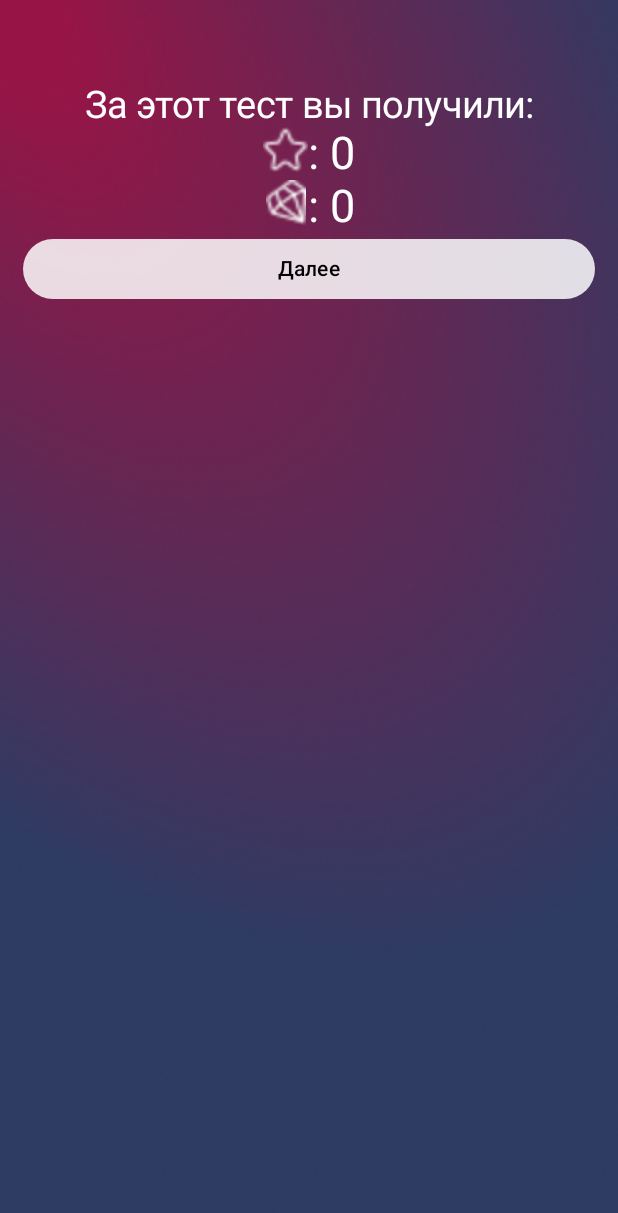
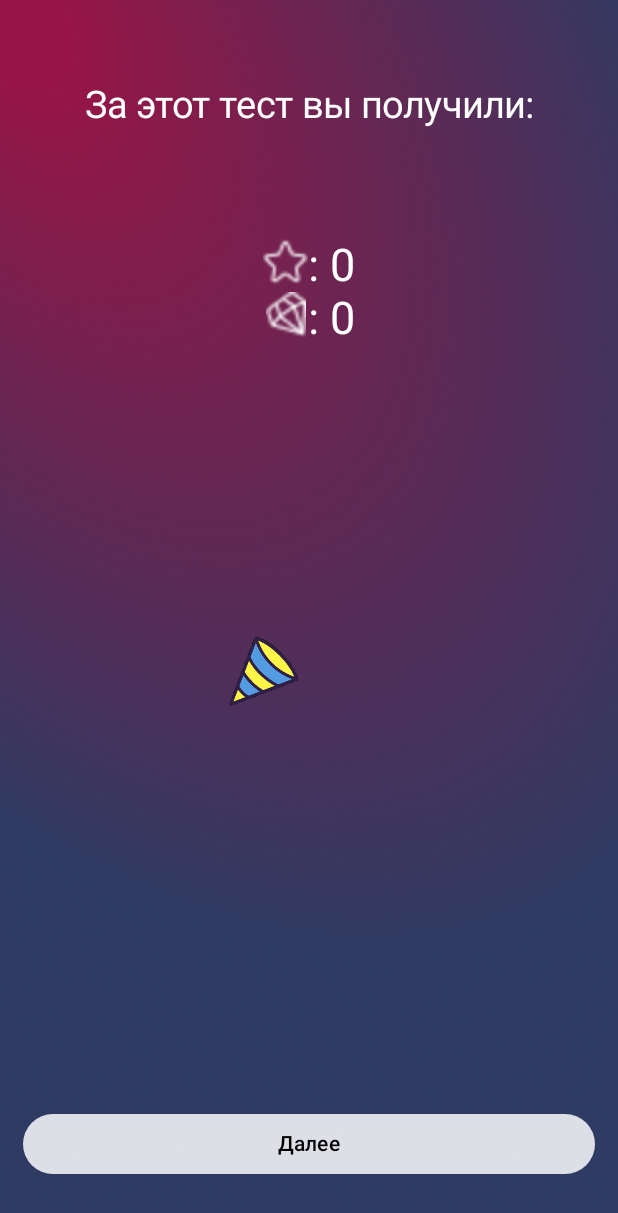
Before and after one commit to b0r1ngx/OnboardingApp, an Android app built with Jetpack Compose: the RewardingAfterTestScreen screen opened through its navigation route, on a phone screen of 412 x 824 dp. Shown: the top 1213 px of the screen. Run offline under Robolectric (Android 15) with nearby library versions, the light colour scheme and no system bars; our stand-ins replace accompanist; libraries missing offline, so code that uses them is left out: coil.decode; 3 statements that could not run were skipped.

Commit message:
1. last changes

```diff
--- a/app/src/main/java/com/smechotech/onboarding/MainActivity.kt
+++ b/app/src/main/java/com/smechotech/onboarding/MainActivity.kt
@@ -25,17 +25,19 @@ import com.smechotech.onboarding.data.tests
 import com.smechotech.onboarding.ui.Navigation.*
 import com.smechotech.onboarding.ui.features.BottomNavBar
 import com.smechotech.onboarding.ui.features.TopBar
-import com.smechotech.onboarding.ui.features.firstTimeLaunch
-import com.smechotech.onboarding.ui.features.isUserNotAuthorized
+import com.smechotech.onboarding.ui.features.isUserAuthorized
+import com.smechotech.onboarding.ui.features.showOnBoarding
 import com.smechotech.onboarding.ui.screens.*
 import com.smechotech.onboarding.ui.theme.OnboardingAppTheme
 
+const val USER_PREFERENCES_FILE = "USER_PREFERENCES_FILE"
+
 class MainActivity : ComponentActivity() {
     private val viewModel: UserViewModel by viewModels()
-
     override fun onCreate(savedInstanceState: Bundle?) {
         super.onCreate(savedInstanceState)
-        sharedPreferences = getPreferences(MODE_PRIVATE)
+        sharedPreferences = getSharedPreferences(USER_PREFERENCES_FILE, MODE_PRIVATE)
+
         setContent {
             val navController = rememberNavController()
 
@@ -52,8 +54,8 @@ class MainActivity : ComponentActivity() {
                         modifier = Modifier.padding(paddingValues),
                         viewModel = viewModel,
                         navController = navController,
-                        topBarState,
-                        bottomBarState
+                        topBarState = topBarState,
+                        bottomBarState = bottomBarState
                     )
                 }
             }
@@ -82,11 +84,10 @@ fun App(
     OnBoardingAppNavHost(
         navController = navController,
         viewModel = viewModel,
-        topBarState,
-        bottomBarState
+        topBarState = topBarState,
+        bottomBarState = bottomBarState
     )
 }
-
 
 @Composable
 fun OnBoardingAppNavHost(
@@ -94,9 +95,7 @@ fun OnBoardingAppNavHost(
     viewModel: UserViewModel,
     topBarState: MutableState<Boolean>,
     bottomBarState: MutableState<Boolean>
-) = NavHost(
-    navController = navController, startDestination = TestScreen.name
-) {
+) = NavHost(navController = navController, startDestination = MainScreen.name) {
     composable(OnBoardingScreen.name) {
         topBarState.value = false
         bottomBarState.value = false
@@ -121,9 +120,9 @@ fun OnBoardingAppNavHost(
             tests = tests
         )
 
-        if (firstTimeLaunch()) {
+        if (showOnBoarding()) {
             navController.navigate(OnBoardingScreen.name)
-        } else if (isUserNotAuthorized()) {
+        } else if (!isUserAuthorized()) {
             navController.navigate(LoginScreen.name)
         }
     }
@@ -173,8 +172,10 @@ fun OnBoardingAppNavHost(
         topBarState.value = false
         bottomBarState.value = false
 
-        RewardingAfterTestScreen(navController = navController,
-            viewModel = viewModel)
+        RewardingAfterTestScreen(
+            navController = navController,
+            viewModel = viewModel
+        )
     }
 
     composable(ShopScreen.name) {
--- a/app/src/main/java/com/smechotech/onboarding/UserViewModel.kt
+++ b/app/src/main/java/com/smechotech/onboarding/UserViewModel.kt
@@ -5,13 +5,11 @@ import com.smechotech.onboarding.data.Test
 import com.smechotech.onboarding.data.exampleStartTest
 
 class UserViewModel: ViewModel() {
-
     /**
      * Constants
      */
     val ONE_LESSON_EXP: Int = 20
     val ONE_LESSON_DIAMOND: Int = 5
-
 
     /**
      * User Data
@@ -20,6 +18,7 @@ class UserViewModel: ViewModel() {
     var userPassword: String = ""
     var userExperience: Int = 0
     var userDiamonds: Int = 0
+    var userAvatarId: Int? = null
 
     /**
     * Current Test
--- a/app/src/main/java/com/smechotech/onboarding/data/tests.kt
+++ b/app/src/main/java/com/smechotech/onboarding/data/tests.kt
@@ -112,4 +112,4 @@ val safetyPrecautionsTest = Test(
     )
 )
 
-val tests = listOf(exampleStartTest, funTest, safetyPrecautionsTest)
+val tests = listOf(funTest, safetyPrecautionsTest)
--- a/app/src/main/java/com/smechotech/onboarding/ui/Common.kt
+++ b/app/src/main/java/com/smechotech/onboarding/ui/Common.kt
@@ -96,6 +96,6 @@ fun ImageButton(
         Image(
             painter = painterResource(imageResource),
             contentDescription = contentDescription,
-            modifier = Modifier.clickable { onClick() }
+            modifier = modifier.clickable { onClick() }
         )
 }
--- a/app/src/main/java/com/smechotech/onboarding/ui/features/TopBar.kt
+++ b/app/src/main/java/com/smechotech/onboarding/ui/features/TopBar.kt
@@ -1,17 +1,73 @@
 package com.smechotech.onboarding.ui.features
 
-import androidx.compose.foundation.layout.Row
+import androidx.annotation.DrawableRes
+import androidx.compose.foundation.Image
+import androidx.compose.foundation.layout.*
+import androidx.compose.foundation.shape.CircleShape
 import androidx.compose.material3.Text
 import androidx.compose.runtime.Composable
+import androidx.compose.ui.Alignment
+import androidx.compose.ui.Modifier
+import androidx.compose.ui.draw.clip
+import androidx.compose.ui.layout.ContentScale
+import androidx.compose.ui.res.painterResource
+import androidx.compose.ui.unit.dp
+import androidx.compose.ui.unit.sp
+import com.smechotech.onboarding.R
 import com.smechotech.onboarding.UserViewModel
+import com.smechotech.onboarding.ui.ImageDesign
+import com.smechotech.onboarding.ui.theme.screensHorizontalPadding
 
 @Composable
 fun TopBar(
     viewModel: UserViewModel
 ) {
-    Row {
-//        Image(painter = , contentDescription = )
-        Text(text = viewModel.userExperience.toString())
-        Text(text = viewModel.userDiamonds.toString())
+    Box(
+        modifier = Modifier.fillMaxWidth()
+    ) {
+        Image(
+            painter = painterResource(id = R.drawable.top_bar_background),
+            contentDescription = null,
+            modifier = Modifier.fillMaxWidth(),
+            contentScale = ContentScale.FillBounds
+        )
+        Row(horizontalArrangement = Arrangement.SpaceBetween) {
+            Image(
+                painter = painterResource(id = R.drawable.avatar_great),
+                contentDescription = null,
+                modifier = Modifier
+                    .padding(start = screensHorizontalPadding)
+                    .size(76.dp)
+                    .clip(CircleShape)
+            )
+            TextImage(
+                text = viewModel.userExperience.toString(),
+                imageResourceInt = R.drawable.start_white,
+                textModifier = Modifier.padding(start = 60.dp, top = screensHorizontalPadding)
+            )
+            TextImage(
+                text = viewModel.userDiamonds.toString(),
+                imageResourceInt = R.drawable.gem,
+                textModifier = Modifier.padding(start = 40.dp, top = screensHorizontalPadding)
+            )
+        }
     }
+
 }
+
+@Composable
+fun TextImage(
+    text: String,
+    @DrawableRes imageResourceInt: Int,
+    textModifier: Modifier = Modifier,
+    imageModifier: Modifier = Modifier.size(32.dp)
+) = Row(
+    modifier = textModifier,
+    verticalAlignment = Alignment.CenterVertically
+) {
+    Text(text = text, fontSize = 20.sp)
+    ImageDesign(
+        imageResource = imageResourceInt,
+        modifier = imageModifier
+    )
+}
--- a/app/src/main/java/com/smechotech/onboarding/ui/screens/MainScreen.kt
+++ b/app/src/main/java/com/smechotech/onboarding/ui/screens/MainScreen.kt
@@ -3,18 +3,19 @@ package com.smechotech.onboarding.ui.screens
 import androidx.annotation.DrawableRes
 import androidx.compose.foundation.Image
 import androidx.compose.foundation.clickable
-import androidx.compose.foundation.layout.size
+import androidx.compose.foundation.layout.*
 import androidx.compose.foundation.lazy.LazyColumn
+import androidx.compose.foundation.lazy.LazyListState
 import androidx.compose.foundation.lazy.items
 import androidx.compose.foundation.lazy.rememberLazyListState
-import androidx.compose.foundation.rememberScrollState
+import androidx.compose.foundation.shape.CircleShape
 import androidx.compose.material3.Card
 import androidx.compose.material3.CardDefaults
+import androidx.compose.material3.Divider
 import androidx.compose.runtime.Composable
+import androidx.compose.ui.Alignment
 import androidx.compose.ui.Modifier
-import androidx.compose.ui.draw.drawBehind
-import androidx.compose.ui.geometry.Offset
-import androidx.compose.ui.geometry.Size
+import androidx.compose.ui.draw.clip
 import androidx.compose.ui.graphics.Color
 import androidx.compose.ui.res.painterResource
 import androidx.compose.ui.tooling.preview.Devices.PIXEL_4
@@ -26,6 +27,7 @@ import androidx.navigation.compose.rememberNavController
 import com.smechotech.onboarding.R
 import com.smechotech.onboarding.UserViewModel
 import com.smechotech.onboarding.data.Test
+import com.smechotech.onboarding.ui.theme.screensHorizontalPadding
 
 @Composable
 fun MainScreen(
@@ -34,9 +36,45 @@ fun MainScreen(
     tests: List<Test>
 ) {
     val lazyListState = rememberLazyListState()
-    val scrollState = rememberScrollState()
-    LazyColumn(
-        state = lazyListState
+    Box {
+        FastSwiper(lazyListState)
+        TestMap(
+            tests = tests,
+            lazyListState = lazyListState,
+            viewModel = viewModel,
+            navController = navController
+        )
+    }
+}
+
+@Composable
+fun FastSwiper(lazyListState: LazyListState) {
+    Divider(
+        modifier = Modifier
+            .padding(
+                start = screensHorizontalPadding,
+                top = 80.dp,
+                bottom = 80.dp
+                )
+            .fillMaxHeight()
+            .width(1.dp),
+        thickness = 1.dp,
+        color = Color.White
+    )
+}
+
+@Composable
+fun TestMap(
+    tests: List<Test>,
+    lazyListState: LazyListState,
+    viewModel: UserViewModel,
+    navController: NavHostController
+) = LazyColumn(
+    modifier = Modifier.fillMaxSize(),
+    state = lazyListState,
+    reverseLayout = true,
+    verticalArrangement = Arrangement.SpaceEvenly,
+    horizontalAlignment = Alignment.CenterHorizontally
 ) {
     items(tests) {
         Test(
@@ -45,21 +83,21 @@ fun MainScreen(
             viewModel = viewModel,
             navController = navController
         )
-            Test(
-                it,
-                centerImage = R.drawable.star_black,
-                viewModel = viewModel,
-                navController = navController
-            )
-            Test(
-                it,
-                centerImage = R.drawable.crown,
-                viewModel = viewModel,
-                navController = navController
-            )
     }
 }
-}
+
+//Test(
+//it,
+//centerImage = R.drawable.star_black,
+//viewModel = viewModel,
+//navController = navController
+//)
+//Test(
+//it,
+//centerImage = R.drawable.crown,
+//viewModel = viewModel,
+//navController = navController
+//)
 
 @Composable
 fun Test(
@@ -69,17 +107,8 @@ fun Test(
     navController: NavHostController
 ) = Card(
     modifier = Modifier
-        .drawBehind {
-            drawOval(
-                color = Color.White,
-                size = Size(width = 67.dp.toPx(), height = 54.dp.toPx())
-            )
-            drawOval(
-                color = Color(0x26FFFFFF),
-                size = Size(width = 67.dp.toPx(), height = 54.dp.toPx()),
-                topLeft = Offset(x = 0.dp.toPx(), y = 5.dp.toPx())
-            )
-        }
+        .clip(CircleShape)
+        .size(70.dp)
         .clickable {
             viewModel.test = test
             navController.navigate(com.smechotech.onboarding.ui.Navigation.TestScreen.name)
@@ -91,7 +120,7 @@ fun Test(
     Image(
         painter = painterResource(id = centerImage),
         contentDescription = "Тест",
-        modifier = Modifier.size(24.dp)
+        modifier = Modifier.size(24.dp).align(Alignment.CenterHorizontally)
     )
 }
 
--- a/app/src/main/java/com/smechotech/onboarding/ui/screens/RewardingAfterTestScreen.kt
+++ b/app/src/main/java/com/smechotech/onboarding/ui/screens/RewardingAfterTestScreen.kt
@@ -1,11 +1,14 @@
 package com.smechotech.onboarding.ui.screens
 
+import android.os.Build.VERSION.SDK_INT
+import androidx.compose.foundation.Image
 import androidx.compose.foundation.layout.*
 import androidx.compose.material3.Text
 import androidx.compose.runtime.Composable
 import androidx.compose.ui.Alignment
 import androidx.compose.ui.Modifier
 import androidx.compose.ui.graphics.Color
+import androidx.compose.ui.platform.LocalContext
 import androidx.compose.ui.res.stringResource
 import androidx.compose.ui.text.TextStyle
 import androidx.compose.ui.tooling.preview.Devices.PIXEL_4
@@ -14,12 +17,19 @@ import androidx.compose.ui.unit.dp
 import androidx.compose.ui.unit.sp
 import androidx.navigation.NavHostController
 import androidx.navigation.compose.rememberNavController
+import coil.ImageLoader
+import coil.compose.rememberAsyncImagePainter
+import coil.decode.GifDecoder
+import coil.decode.ImageDecoderDecoder
+import coil.request.ImageRequest
+import coil.size.Size
 import com.smechotech.onboarding.R
 import com.smechotech.onboarding.UserViewModel
 import com.smechotech.onboarding.ui.ImageDesign
 import com.smechotech.onboarding.ui.Navigation
 import com.smechotech.onboarding.ui.TextButtonDesign
 import com.smechotech.onboarding.ui.Title
+import com.smechotech.onboarding.ui.theme.screensHorizontalPadding
 
 @Composable
 fun RewardingAfterTestScreen(
@@ -34,16 +44,22 @@ fun RewardingAfterTestScreen(
 
         Title(
             titleText = stringResource(id = R.string.rewards_test_title),
-            modifier = Modifier.padding(top = 40.dp),
+            modifier = Modifier.padding(top = 40.dp).weight(.5f),
         )
 
-        Column(modifier = Modifier) {
+        Column(modifier = Modifier.padding(vertical = 50.dp).weight(1f)) {
             ResultField(R.drawable.start_white, ": " + viewModel.getCurrentExp())
             ResultField(R.drawable.gem, ": " + viewModel.getCurrentDiamonds())
         }
 
+        GifInsteadOfImage(modifier = Modifier.padding(vertical = 50.dp).weight(1.3f))
+
         TextButtonDesign(
-            onClick = { navController.navigate(Navigation.MainScreen.name) }
+            onClick = { navController.navigate(Navigation.MainScreen.name) },
+            modifier = Modifier.padding(
+                top = 200.dp,
+                bottom = screensHorizontalPadding
+            )
         ) {
             Text(text = stringResource(id = R.string.next))
         }
@@ -66,6 +82,29 @@ fun ResultField(image: Int, text: String, modifier: Modifier = Modifier) {
     }
 }
 
+@Composable
+fun GifInsteadOfImage(modifier: Modifier = Modifier, ) {
+    val context = LocalContext.current
+    val imageLoader = ImageLoader.Builder(context)
+        .components {
+            if (SDK_INT >= 28) {
+                add(ImageDecoderDecoder.Factory())
+            } else {
+                add(GifDecoder.Factory())
+            }
+        }
+        .build()
+    Image(
+        painter = rememberAsyncImagePainter(
+            ImageRequest.Builder(context).data(data = R.raw.confetti).apply(block = {
+                size(Size.ORIGINAL)
+            }).build(), imageLoader = imageLoader
+        ),
+        contentDescription = null,
+        modifier = modifier.fillMaxWidth(),
+    )
+}
+
 @Preview(
     showBackground = true,
     device = PIXEL_4
--- a/app/src/main/java/com/smechotech/onboarding/ui/screens/TestQuestionsScreen.kt
+++ b/app/src/main/java/com/smechotech/onboarding/ui/screens/TestQuestionsScreen.kt
@@ -26,6 +26,7 @@ import com.smechotech.onboarding.ui.Description
 import com.smechotech.onboarding.ui.Navigation
 import com.smechotech.onboarding.ui.TextButtonDesign
 import com.smechotech.onboarding.ui.Title
+import com.smechotech.onboarding.ui.theme.screensHorizontalPadding
 
 @Composable
 fun TestQuestionScreen(
@@ -43,7 +44,7 @@ fun TestQuestionScreen(
     Column(
         modifier = Modifier
             .fillMaxSize()
-            .padding(all = 22.dp),
+            .padding(all = screensHorizontalPadding),
         horizontalAlignment = Alignment.CenterHorizontally
     ) {
         Title(
--- a/app/src/main/java/com/smechotech/onboarding/ui/screens/TestScreen.kt
+++ b/app/src/main/java/com/smechotech/onboarding/ui/screens/TestScreen.kt
@@ -10,20 +10,20 @@ import androidx.compose.ui.Modifier
 import androidx.compose.ui.res.stringResource
 import androidx.compose.ui.tooling.preview.Devices.PIXEL_4
 import androidx.compose.ui.tooling.preview.Preview
-import androidx.compose.ui.unit.dp
 import androidx.navigation.NavHostController
 import androidx.navigation.compose.rememberNavController
 import com.smechotech.onboarding.R
 import com.smechotech.onboarding.data.Test
 import com.smechotech.onboarding.data.safetyPrecautionsTest
 import com.smechotech.onboarding.ui.*
+import com.smechotech.onboarding.ui.theme.screensHorizontalPadding
 
 @Composable
 fun TestScreen(navController: NavHostController, test: Test) {
     Column(
         modifier = Modifier
             .fillMaxSize()
-            .padding(all = 22.dp),
+            .padding(all = screensHorizontalPadding),
         horizontalAlignment = Alignment.CenterHorizontally
     ) {
         Title(titleText = test.title)
--- /dev/null
+++ b/app/src/main/java/com/smechotech/onboarding/ui/theme/DefaultSizes.kt
@@ -0,0 +1,5 @@
+package com.smechotech.onboarding.ui.theme
+
+import androidx.compose.ui.unit.dp
+
+val screensHorizontalPadding = 22.dp
--- a/app/src/main/res/values/strings.xml
+++ b/app/src/main/res/values/strings.xml
@@ -4,11 +4,11 @@
     <string name="next">Далее</string>
 
     <string name="welcome">Добро\nпожаловать!</string>
-    <string name="welcome_content">что-то о приложении</string>
+    <string name="welcome_content">Здравствуй и добро пожаловать в нашу команду! Для успешной и эффективной работы в нашем коллективе, ты должен усвоить некоторые правила.</string>
     <string name="welcome_to_team">Приветствуем Вас\nв Нашей команде!</string>
-    <string name="welcome_to_team_content">что-то о команде</string>
+    <string name="welcome_to_team_content">В приложении существует система тестов, за которые ты получаешь алмазики и баллы. Тесты подкрепляются короткой теорией в понятной форме и делятся на категории: техника безопасности и правила эвакуации, правила и устав компании и правила пользования системы RNS Web. Со временем будут появляться новые интересные материалы! </string>
     <string name="study">Начнем же учиться!</string>
-    <string name="study_content">что-то об обучении</string>
+    <string name="study_content">Также за ежедневную активность ты будешь получать дополнительные алмазики. Их можно обменивать на наш мерч! Правда круто!? Также тут ты сможешь узнать подробнее об истории и карьере места, где ты работаешь. Удачного исследования!</string>
     <string name="next_description">Жмите далее,\nскоро начнем использовать приложение по полной!:)</string>
 
     <string name="start_test">Начать тест</string>
```
Also changed, not shown: app/build.gradle (+7 -0 lines), app/src/main/java/com/smechotech/onboarding/ui/features/UserPreferences.kt (+15 -7 lines), app/src/main/java/com/smechotech/onboarding/ui/screens/LoginScreen.kt (+6 -1 lines), app/src/main/java/com/smechotech/onboarding/ui/screens/OnBoardingScreen.kt (+8 -2 lines), app/src/main/res/drawable/top_bar_background.png (added), app/src/main/res/raw/confetti.gif (added). Lines whose indentation alone changed are shown as unchanged.
